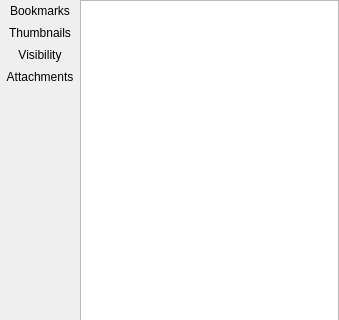
Old version of the form PdfForQtViewer/pdfsidebarwidget.ui in the repository JakubMelka/PDF4QT; both pictures show x 0 to 339 and y 0 to 320 of the 339 by 566 pixel window.
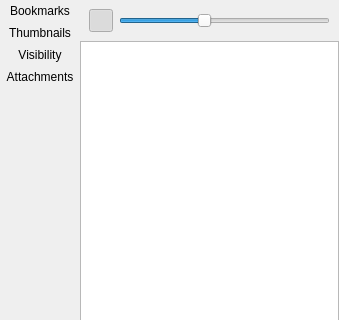
New version of the form. The open tabs and pages were chosen to show the change. Icons and pictures are not drawn.

Commit message: Thumbnails - first part

The edit to the form file:
```diff
--- a/PdfForQtViewer/pdfsidebarwidget.ui
+++ b/PdfForQtViewer/pdfsidebarwidget.ui
@@ -125,6 +125,9 @@
      </widget>
      <widget class="QWidget" name="thumbnailsPage">
       <layout class="QVBoxLayout" name="thumbnailsLayout">
+       <property name="spacing">
+        <number>0</number>
+       </property>
        <property name="leftMargin">
         <number>0</number>
        </property>
@@ -137,6 +140,45 @@
        <property name="bottomMargin">
         <number>0</number>
        </property>
+       <item>
+        <widget class="QWidget" name="thumbnailsToolbarWidget" native="true">
+         <layout class="QHBoxLayout" name="thumbnailsToolbarLayout">
+          <item>
+           <widget class="QToolButton" name="synchronizeThumbnailsButton">
+            <property name="toolTip">
+             <string>Synchronize thumbnails with current page</string>
+            </property>
+            <property name="icon">
+             <iconset resource="pdfforqtviewer.qrc">
+              <normaloff>:/resources/synchronize.svg</normaloff>:/resources/synchronize.svg</iconset>
+            </property>
+            <property name="checkable">
+             <bool>true</bool>
+            </property>
+            <property name="checked">
+             <bool>true</bool>
+            </property>
+           </widget>
+          </item>
+          <item>
+           <widget class="QSlider" name="thumbnailsSizeSlider">
+            <property name="minimum">
+             <number>1</number>
+            </property>
+            <property name="maximum">
+             <number>6</number>
+            </property>
+            <property name="value">
+             <number>3</number>
+            </property>
+            <property name="orientation">
+             <enum>Qt::Horizontal</enum>
+            </property>
+           </widget>
+          </item>
+         </layout>
+        </widget>
+       </item>
        <item>
         <widget class="QListView" name="thumbnailsListView">
          <property name="movement">
@@ -148,6 +190,9 @@
          <property name="viewMode">
           <enum>QListView::IconMode</enum>
          </property>
+         <property name="itemAlignment">
+          <set>Qt::AlignBottom|Qt::AlignHCenter</set>
+         </property>
         </widget>
        </item>
       </layout>
```
Left out of the diff: 6 changed lines with no effect on the pictures. The commit also changes 16 other files.
